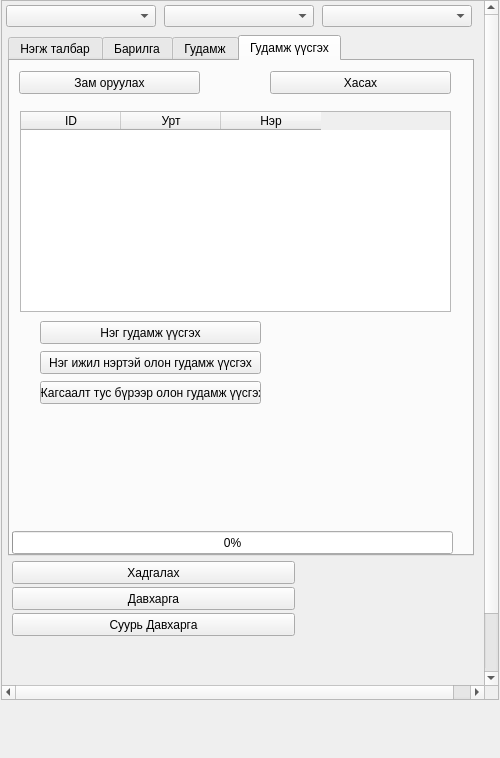
Before: the Qt Designer form view/AddressNavigatorWidget.ui in teamlm2/lm2_mgis, drawn with Qt 5.
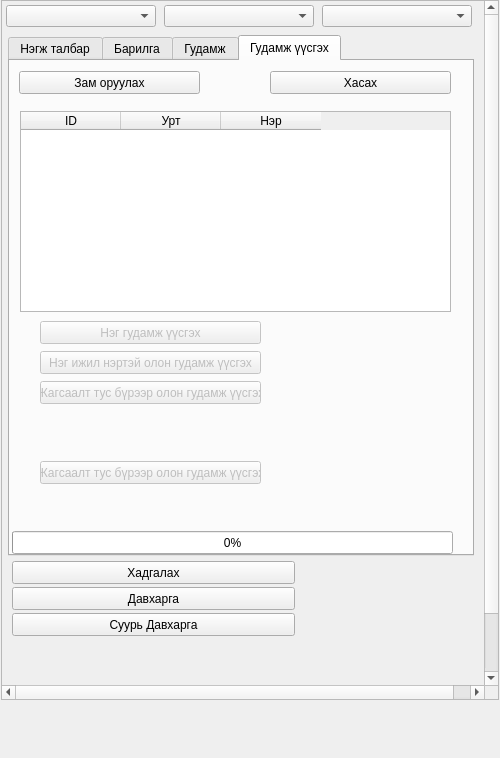
After: the same form once the commit is applied.

```diff
--- a/view/AddressNavigatorWidget.ui
+++ b/view/AddressNavigatorWidget.ui
@@ -946,6 +946,9 @@
         </property>
        </widget>
        <widget class="QPushButton" name="create_single_str_button">
+        <property name="enabled">
+         <bool>false</bool>
+        </property>
         <property name="geometry">
          <rect>
           <x>30</x>
@@ -959,6 +962,9 @@
         </property>
        </widget>
        <widget class="QPushButton" name="create_single_name_str_button">
+        <property name="enabled">
+         <bool>false</bool>
+        </property>
         <property name="geometry">
          <rect>
           <x>30</x>
@@ -972,6 +978,9 @@
         </property>
        </widget>
        <widget class="QPushButton" name="create_multi_str_button">
+        <property name="enabled">
+         <bool>false</bool>
+        </property>
         <property name="geometry">
          <rect>
           <x>30</x>
@@ -997,6 +1006,22 @@
          <number>0</number>
         </property>
        </widget>
+       <widget class="QPushButton" name="delete_selected_str_button">
+        <property name="enabled">
+         <bool>false</bool>
+        </property>
+        <property name="geometry">
+         <rect>
+          <x>30</x>
+          <y>400</y>
+          <width>221</width>
+          <height>23</height>
+         </rect>
+        </property>
+        <property name="text">
+         <string>Жагсаалт тус бүрээр олон гудамж үүсгэх</string>
+        </property>
+       </widget>
       </widget>
      </widget>
      <widget class="QPushButton" name="address_layer_button">
```
